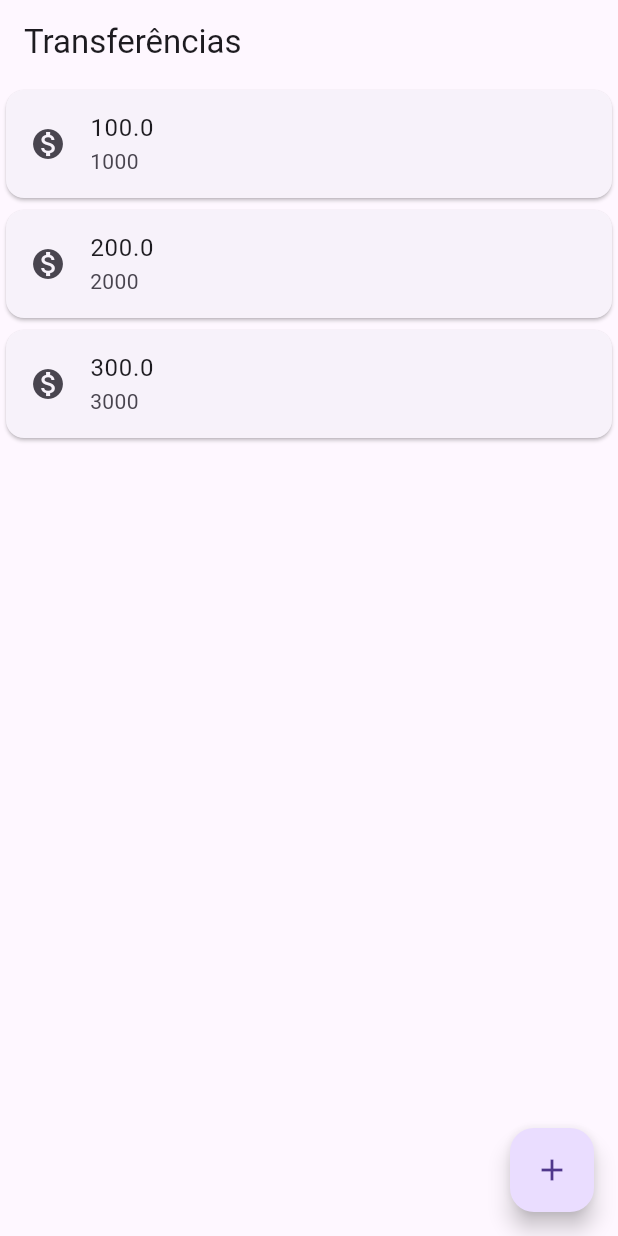
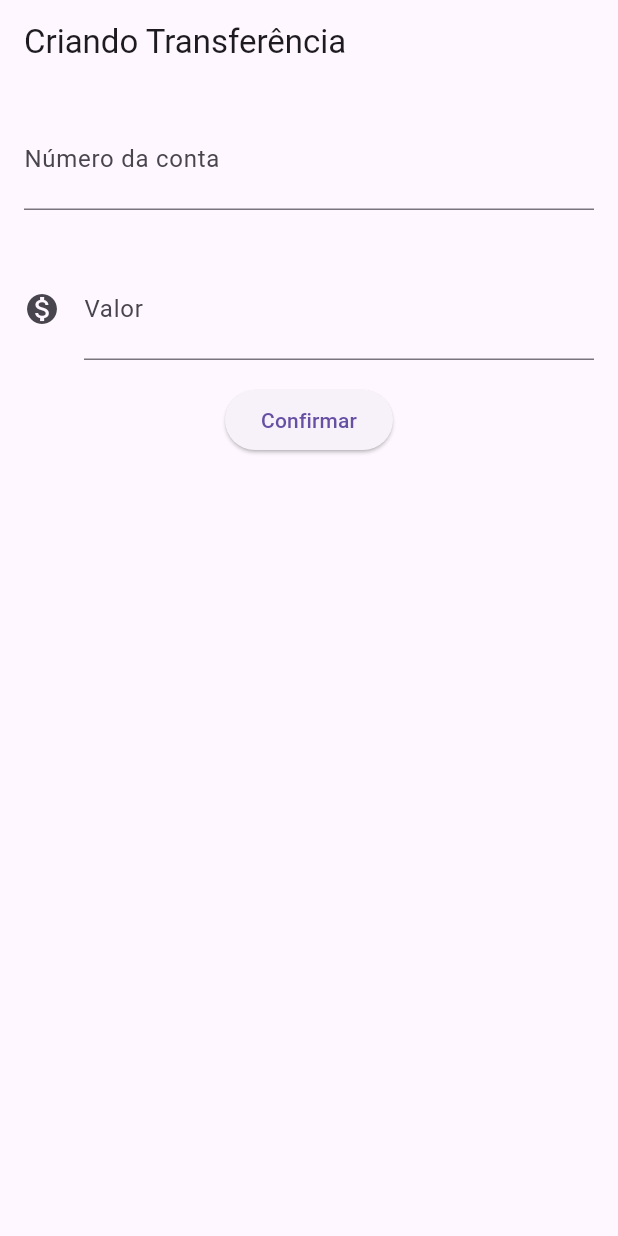
Before and after one commit to LeonardoVechieti/apps-flutter, a Flutter app: the screen it shows after launch, on a phone screen of 412 x 824 dp. Run offline on Flutter 3.47's test engine with Material 3 defaults, Android fonts, the phone set to English and light mode, and no system bars.

Commit message:
update: refatorando classe

```diff
--- a/bytebank/lib/main.dart
+++ b/bytebank/lib/main.dart
@@ -1,28 +1,74 @@
 import 'package:flutter/material.dart';
 
-void main() => runApp(MaterialApp(
-  home: Scaffold(
-    body: ListaTransferencias(),
-    appBar: AppBar(
-      title: Text('Transferências'),
-    ),
-    floatingActionButton: FloatingActionButton(
-      onPressed: () {  },
-      child: Icon(Icons.add),
-    ),
-  ),
-));
+void main() => runApp(BytebankApp());
+
+class BytebankApp extends StatelessWidget {
+  @override
+  Widget build(BuildContext context) {
+    return MaterialApp(
+      home: Scaffold(
+        body: FormularioTransferencia(),
+      ),
+    );
+  }
+}
+
+class FormularioTransferencia extends StatelessWidget {
+  @override
+  Widget build(BuildContext context) {
+    return Scaffold(
+      appBar: AppBar(title: Text('Criando Transferência'),),
+      body: Column(
+        children: <Widget>[
+          const Padding(
+            padding: EdgeInsets.all(16.0),
+            child: TextField(
+              style: TextStyle(fontSize: 24.0),
+              decoration: InputDecoration(
+                labelText: 'Número da conta',
+                hintText: '0000',
+              ),
+              keyboardType: TextInputType.number,
+            ),
+          ),
+          const Padding(
+            padding: const EdgeInsets.all(16.0),
+            child: TextField(
+              style: TextStyle(fontSize: 24.0),
+              decoration: InputDecoration(
+                icon: Icon(Icons.monetization_on),
+                labelText: 'Valor',
+                hintText: '0.00',
+              ),
+              keyboardType: TextInputType.number,
+            ),
+          ),
+          ElevatedButton(
+            onPressed: () {  },
+            child: Text('Confirmar'),
+          ),
+        ],
+      ),
+    );
+  }
+}
 
 class ListaTransferencias extends StatelessWidget{
   @override
   Widget build(BuildContext context) {
-    // TODO: implement build
-    return Column(
+    return Scaffold(
+      appBar: AppBar(title: Text('Transferências'),),
+      body: Column(
         children: <Widget>[
           ItemTransferencia(Transferencia(100.0, 1000)),
           ItemTransferencia(Transferencia(200.0, 2000)),
           ItemTransferencia(Transferencia(300.0, 3000)),
         ]
+      ),
+      floatingActionButton: FloatingActionButton(
+        onPressed: () {  },
+        child: Icon(Icons.add),
+      ),
     );
   }
 }
```
